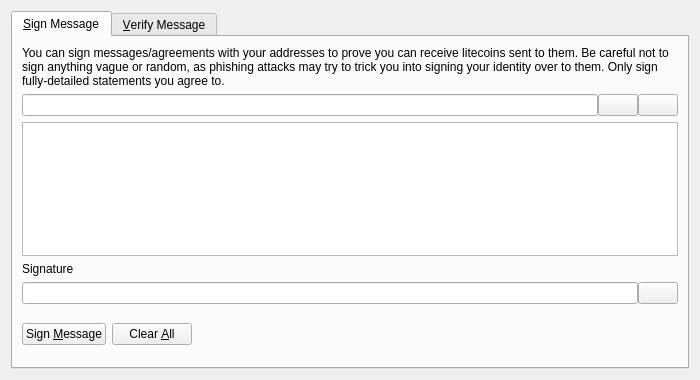
Qt form src/qt/forms/signverifymessagedialog.ui (dmineglobal/techsnetworkcoin) before a commit.
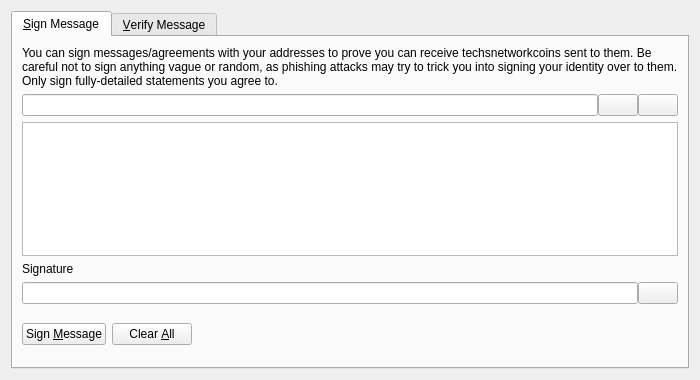
The same form after that commit. Icons and pictures are not drawn. Custom widgets are drawn as their Qt base class.

```diff
--- a/src/qt/forms/signverifymessagedialog.ui
+++ b/src/qt/forms/signverifymessagedialog.ui
@@ -30,7 +30,7 @@
        <item>
         <widget class="QLabel" name="infoLabel_SM">
          <property name="text">
-          <string>You can sign messages/agreements with your addresses to prove you can receive litecoins sent to them. Be careful not to sign anything vague or random, as phishing attacks may try to trick you into signing your identity over to them. Only sign fully-detailed statements you agree to.</string>
+          <string>You can sign messages/agreements with your addresses to prove you can receive techsnetworkcoins sent to them. Be careful not to sign anything vague or random, as phishing attacks may try to trick you into signing your identity over to them. Only sign fully-detailed statements you agree to.</string>
          </property>
          <property name="textFormat">
           <enum>Qt::PlainText</enum>
```
Left out of the diff: 8 changed lines with no effect on the pictures.
